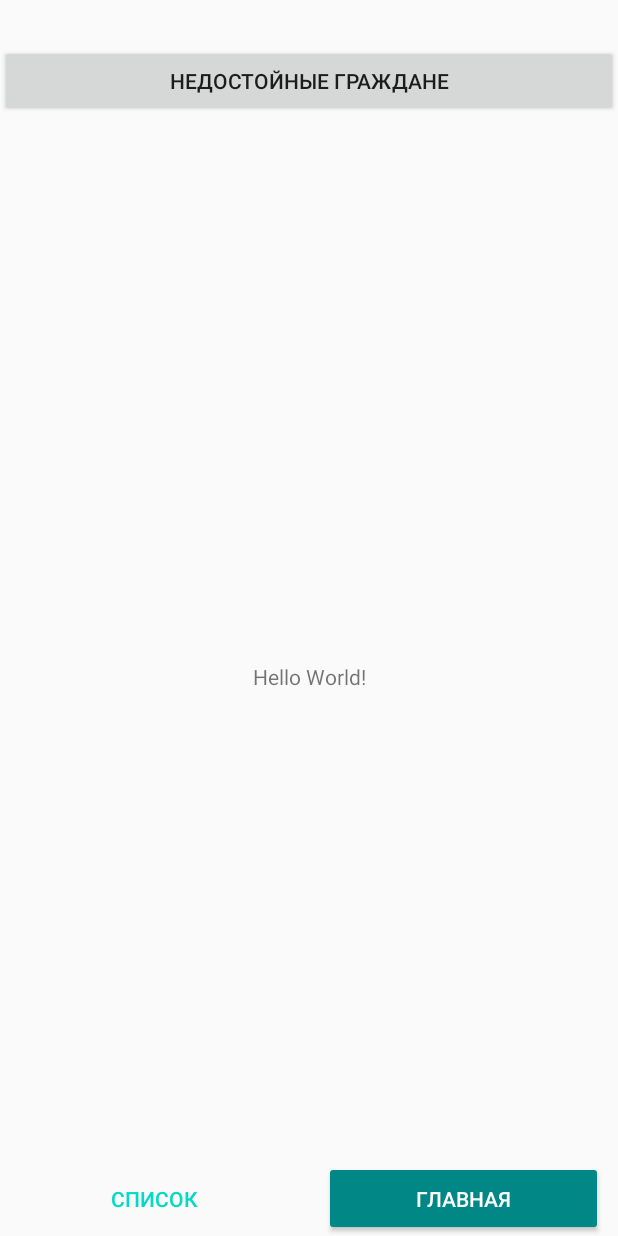
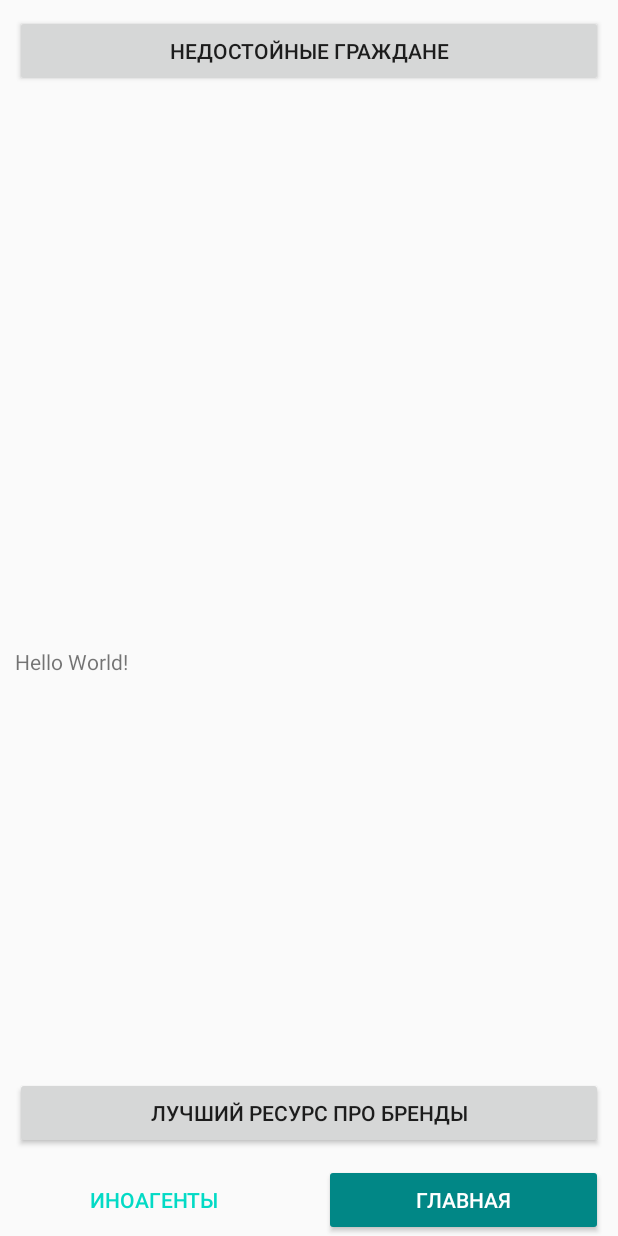
Before and after one commit to captaincod/520, an Android app: the ListActivity screen opened directly, with no data from a screen before it, on a phone screen of 412 x 824 dp. Run offline under Robolectric (Android 15) with nearby library versions, the light colour scheme and no system bars; libraries missing offline, so code that uses them is left out: it.skrape.core, it.skrape.fetcher, it.skrape.selects; 2 statements that could not run were skipped.

Commit message:
added and removed work with brands

```diff
--- a/app/src/main/java/com/example/a520/ListActivity.kt
+++ b/app/src/main/java/com/example/a520/ListActivity.kt
@@ -1,6 +1,7 @@
 package com.example.a520
 
 import android.content.Intent
+import android.net.Uri
 import androidx.appcompat.app.AppCompatActivity
 import android.os.Bundle
 import android.util.Log
@@ -15,6 +16,7 @@ import kotlin.collections.emptyList as emptyList1
 class ListActivity : AppCompatActivity() {
 
     lateinit var toMain: Button
+    lateinit var toCompanies: Button
     lateinit var getIndividuals: Button
     lateinit var namesList: TextView
 
@@ -28,6 +30,11 @@ class ListActivity : AppCompatActivity() {
         toMain = findViewById(R.id.main)
         toMain.setOnClickListener {
             startActivity(Intent(this, MainActivity::class.java))
+        }
+        toCompanies = findViewById(R.id.to_companies)
+        toCompanies.setOnClickListener {
+            val browserIntent = Intent(Intent.ACTION_VIEW, Uri.parse("https://rozetked.me/cancellations/"))
+            startActivity(browserIntent)
         }
 
         namesList = findViewById(R.id.names_list)
--- a/app/src/main/res/layout/activity_list.xml
+++ b/app/src/main/res/layout/activity_list.xml
@@ -10,38 +10,44 @@
         android:id="@+id/get_individuals"
         android:layout_width="match_parent"
         android:layout_height="wrap_content"
-        android:layout_marginTop="30dp"
-        app:layout_constraintLeft_toLeftOf="parent"
-        app:layout_constraintRight_toRightOf="parent"
+        android:layout_margin="10dp"
         app:layout_constraintTop_toTopOf="parent"
         android:text="недостойные граждане"/>
 
     <TextView
         android:id="@+id/names_list"
-        android:layout_width="wrap_content"
+        android:layout_width="match_parent"
         android:layout_height="wrap_content"
+        android:layout_margin="10dp"
         android:text="Hello World!"
         app:layout_constraintBottom_toBottomOf="parent"
-        app:layout_constraintLeft_toLeftOf="parent"
-        app:layout_constraintRight_toRightOf="parent"
         app:layout_constraintTop_toBottomOf="@id/get_individuals" />
+
+    <Button
+        android:id="@+id/to_companies"
+        android:layout_width="match_parent"
+        android:layout_height="wrap_content"
+        android:layout_margin="10dp"
+        app:layout_constraintBottom_toTopOf="@id/to_list"
+        android:text="лучший ресурс про бренды"
+        />
 
     <Button
         android:id="@+id/to_list"
         android:layout_width="0dp"
-        android:layout_height="50dp"
+        android:layout_height="wrap_content"
         android:layout_marginHorizontal="10dp"
         app:layout_constraintBottom_toBottomOf="parent"
         app:layout_constraintLeft_toLeftOf="parent"
         app:layout_constraintRight_toLeftOf="@+id/main"
-        android:text="список"
+        android:text="иноагенты"
         android:textColor="@color/teal_200"
         android:background="@android:color/transparent"
         android:backgroundTint="@android:color/transparent"/>
     <Button
         android:id="@+id/main"
         android:layout_width="0dp"
-        android:layout_height="50dp"
+        android:layout_height="wrap_content"
         android:layout_marginHorizontal="10dp"
         app:layout_constraintBottom_toBottomOf="parent"
         app:layout_constraintLeft_toRightOf="@+id/to_list"
--- a/app/src/main/res/layout/activity_main.xml
+++ b/app/src/main/res/layout/activity_main.xml
@@ -30,18 +30,18 @@
     <Button
         android:id="@+id/to_list"
         android:layout_width="0dp"
-        android:layout_height="50dp"
+        android:layout_height="wrap_content"
         android:layout_marginHorizontal="10dp"
         app:layout_constraintBottom_toBottomOf="parent"
         app:layout_constraintLeft_toLeftOf="parent"
         app:layout_constraintRight_toLeftOf="@+id/main"
-        android:text="список"
+        android:text="иноагенты"
         android:textColor="@color/white"
         android:backgroundTint="@color/teal_700"/>
     <Button
         android:id="@+id/main"
         android:layout_width="0dp"
-        android:layout_height="50dp"
+        android:layout_height="wrap_content"
         android:layout_marginHorizontal="10dp"
         app:layout_constraintBottom_toBottomOf="parent"
         app:layout_constraintLeft_toRightOf="@+id/to_list"
```
Also changed, not shown: app/src/main/res/layout/activity_comparison.xml (+10 -10 lines).
